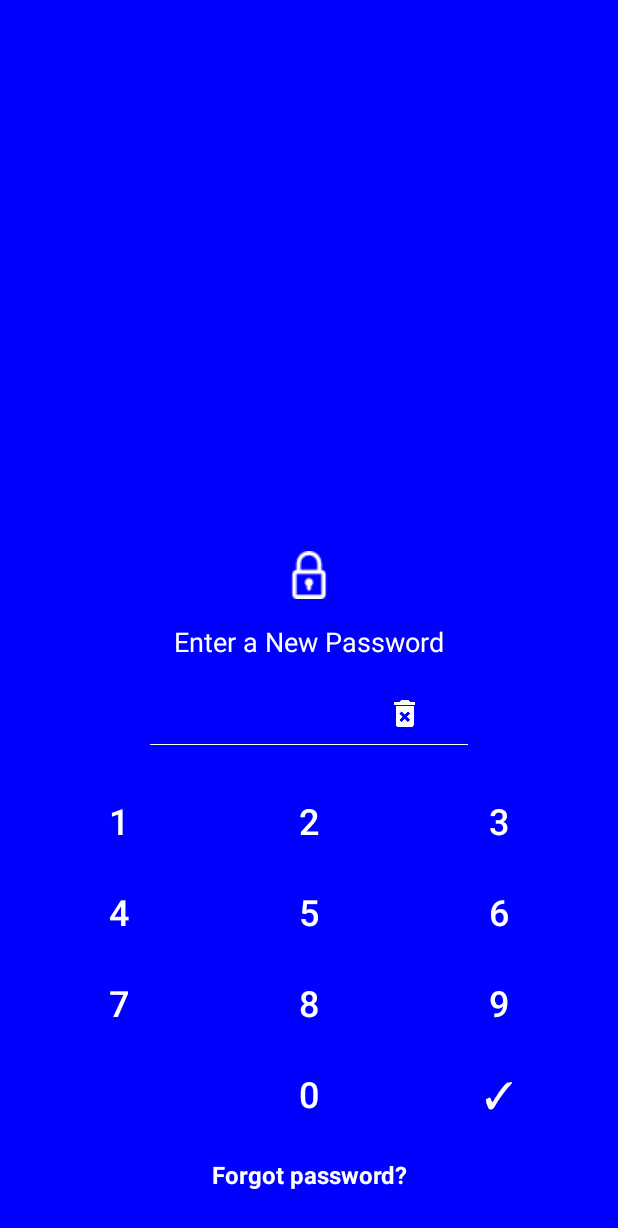
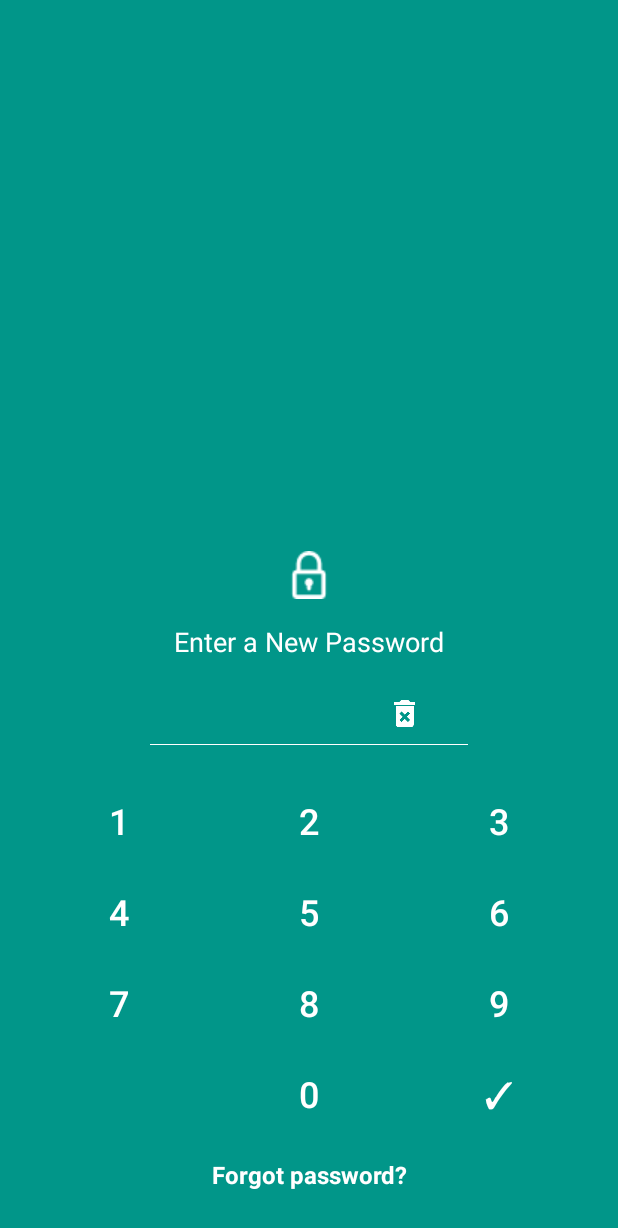
Before and after one commit to p32929/AndroidAppLockscreen, an Android app: the screen it shows after launch (LockscreenActivity), after a tap on "SET", on a phone screen of 412 x 824 dp. Shown: the top 1228 px of the screen. Run offline under Robolectric (Android 15) with nearby library versions, the phone set to English and light mode, and no system bars.

```diff
--- a/app/src/main/java/p32929/passcodelock/MainActivity.java
+++ b/app/src/main/java/p32929/passcodelock/MainActivity.java
@@ -14,7 +14,7 @@ public class MainActivity extends LockscreenHandler {
         super.onCreate(savedInstanceState);
         setContentView(R.layout.activity_main);
 
-        EasyLock.setBackgroundColor(Color.BLUE);
+        // EasyLock.setBackgroundColor(Color.BLUE);
         EasyLock.checkPassword(this);
     }
 
```
Also changed, not shown: 1 other file.
